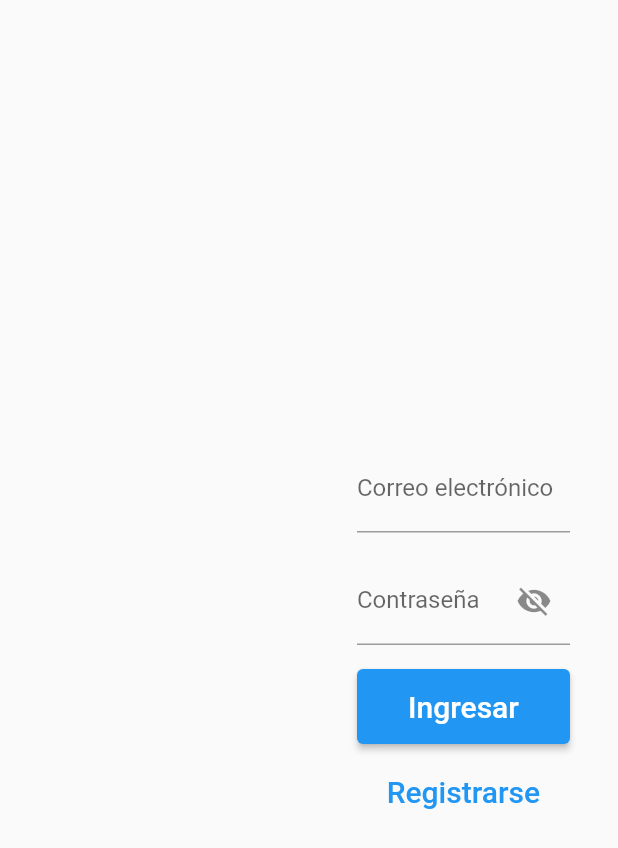
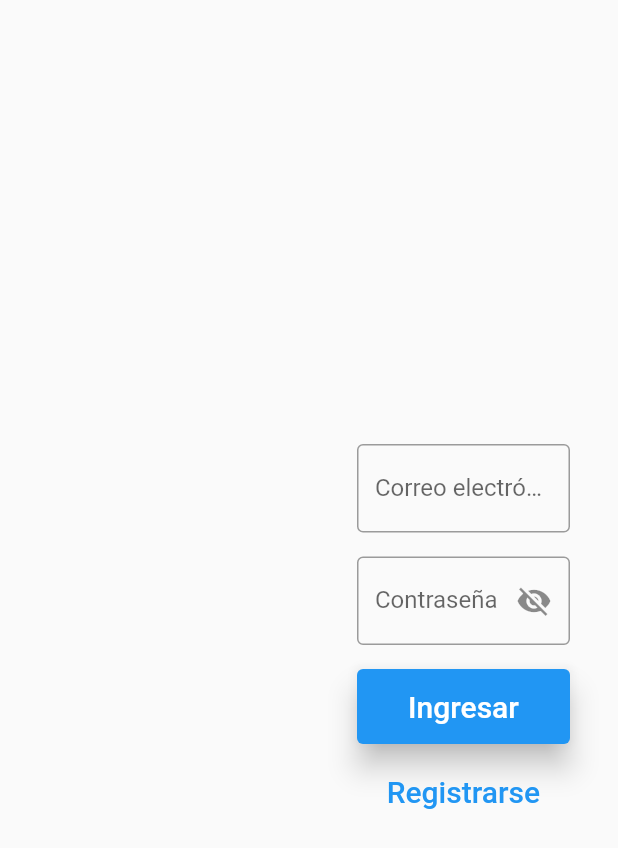
Before and after one commit to antoniosalte/itzbill, a Flutter app: the screen it shows after launch, on a phone screen of 412 x 824 dp. Shown: the top 848 px of the screen. Run offline on Flutter 3.47's test engine with Material 2 defaults, Android fonts, the phone set to English and light mode, and no system bars; our stand-ins replace email_validator, firebase_auth, firebase_core, fluttertoast; accounts and stored records are empty.

Commit message:
Main Theme

```diff
--- /dev/null
+++ b/lib/config/theme.dart
@@ -0,0 +1,66 @@
+import 'package:flutter/material.dart';
+
+final colorScheme = ColorScheme(
+  primary: Colors.blue,
+  primaryVariant: Colors.blueAccent,
+  secondary: Colors.black,
+  secondaryVariant: Colors.black,
+  surface: Colors.grey[300]!,
+  background: Colors.grey[300]!,
+  error: Colors.red,
+  onPrimary: Colors.white,
+  onSecondary: Colors.white,
+  onSurface: Colors.black,
+  onBackground: Colors.black,
+  onError: Colors.black,
+  brightness: Brightness.light,
+);
+
+final appBarTheme = AppBarTheme(
+  color: Colors.transparent,
+  elevation: 0.0,
+  iconTheme: iconThemeData,
+);
+
+final iconThemeData = IconThemeData(
+  color: colorScheme.primary,
+);
+
+final inputDecorationTheme = InputDecorationTheme(
+  hoverColor: colorScheme.primary,
+  border: OutlineInputBorder(
+    borderSide: BorderSide(color: colorScheme.primary),
+  ),
+);
+
+final textButtonTheme = TextButtonThemeData(
+  style: TextButton.styleFrom(
+    shape: RoundedRectangleBorder(
+      borderRadius: BorderRadius.all(Radius.circular(4.0)),
+    ),
+  ),
+);
+
+final elevatedButtonTheme = ElevatedButtonThemeData(
+  style: ElevatedButton.styleFrom(
+    shape: RoundedRectangleBorder(
+      borderRadius: BorderRadius.all(Radius.circular(4.0)),
+    ),
+    elevation: 8.0,
+  ),
+);
+
+class MainTheme {
+  ThemeData get theme => ThemeData(
+        colorScheme: colorScheme,
+        primaryColor: colorScheme.primary,
+        errorColor: colorScheme.error,
+        backgroundColor: colorScheme.background,
+        brightness: colorScheme.brightness,
+        appBarTheme: appBarTheme,
+        inputDecorationTheme: inputDecorationTheme,
+        iconTheme: iconThemeData,
+        textButtonTheme: textButtonTheme,
+        elevatedButtonTheme: elevatedButtonTheme,
+      );
+}
--- a/lib/main.dart
+++ b/lib/main.dart
@@ -4,6 +4,7 @@ import 'package:firebase_core/firebase_core.dart';
 import 'providers/auth_provider.dart';
 import 'screens/auth_screen.dart';
 import 'screens/home_screen.dart';
+import 'config/theme.dart';
 
 void main() {
   WidgetsFlutterBinding.ensureInitialized();
@@ -23,6 +24,7 @@ class MyApp extends StatelessWidget {
       ],
       child: MaterialApp(
         title: 'itzbill',
+        theme: MainTheme().theme,
         home: FutureBuilder(
           future: _initialization,
           builder: (context, snapshot) {
```
